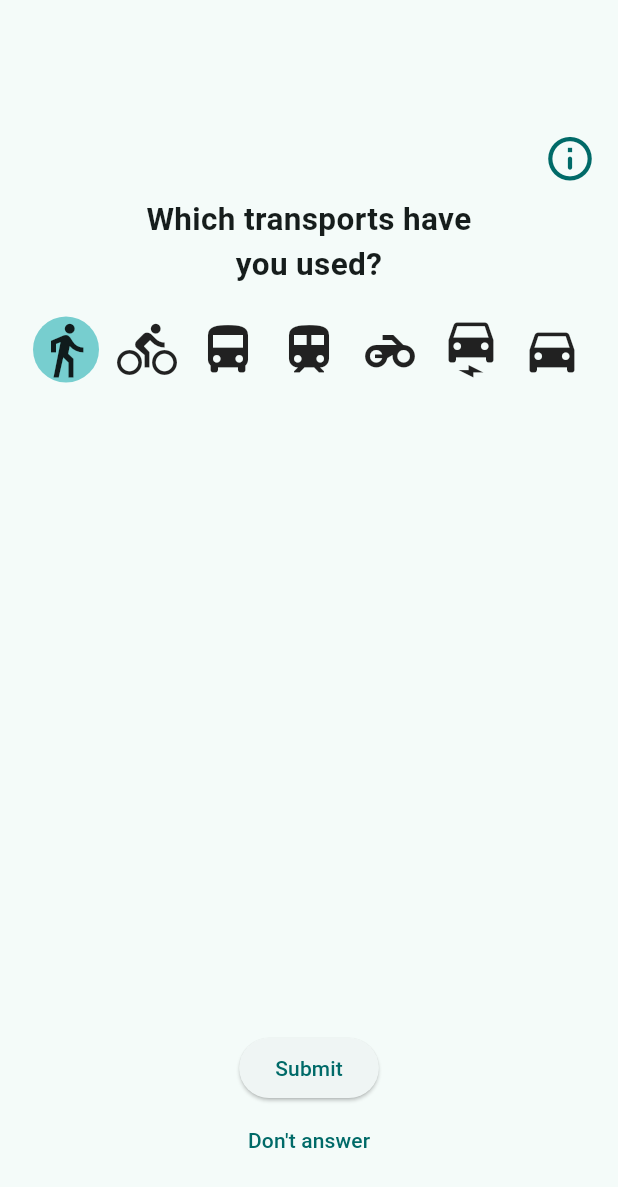
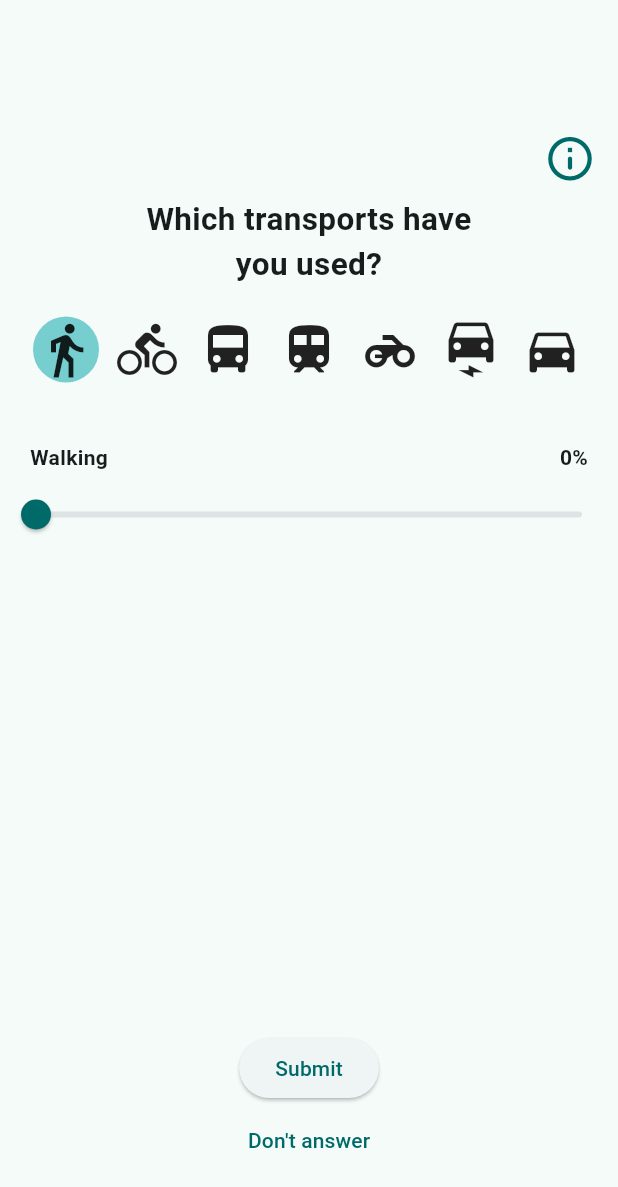
Before and after one commit to pes2324q2-gei-upc/Greeny, a Flutter app: the FormFinalPage screen opened directly with empty values, after a tap on the "directions walk" icon, on a phone screen of 412 x 824 dp. Shown: the top 1187 px of the screen. Run offline on Flutter 3.47's test engine with Material 3 defaults, Android fonts, the phone set to English and light mode, and no system bars; our stand-ins replace flutter_cache_manager, flutter_dotenv, flutter_rating_bar, flutter_secure_storage, flutter_translate, geolocator and 2 more; missing offline and left inert: fluster, model_viewer_plus; accounts and stored records are empty.

Commit message:
avanços

```diff
--- a/App/greeny/lib/City/form_final.dart
+++ b/App/greeny/lib/City/form_final.dart
@@ -1,5 +1,4 @@
 import 'package:flutter/material.dart';
-import 'package:flutter/services.dart';
 import 'package:flutter_translate/flutter_translate.dart';
 import 'package:greeny/API/requests.dart';
 import 'package:greeny/main_page.dart';
@@ -30,12 +29,19 @@ class _FormFinalPageState extends State<FormFinalPage> {
     'Car'
   ];
 
+  final List<double> sliderValues = List.generate(10, (_) => 0.0);
+  List<int> selectedIndices = [];
+
   @override
   Widget build(BuildContext context) {
     return Scaffold(
       body: Center(
         child: Container(
           padding: const EdgeInsets.fromLTRB(0, 40, 0, 40),
+          child: CustomScrollView(
+            slivers: [
+              SliverFillRemaining(
+                hasScrollBody: false,
                 child: Column(
                   mainAxisAlignment: MainAxisAlignment.spaceBetween,
                   children: [
@@ -49,7 +55,8 @@ class _FormFinalPageState extends State<FormFinalPage> {
                           children: [
                             TextButton(
                               onPressed: _showInformationDialog,
-                        child: const Icon(Icons.info_outline_rounded, size: 35),
+                              child: const Icon(Icons.info_outline_rounded,
+                                  size: 35),
                             ),
                           ],
                         ),
@@ -64,19 +71,22 @@ class _FormFinalPageState extends State<FormFinalPage> {
                             scrollDirection: Axis.horizontal,
                             child: Row(
                               mainAxisAlignment: MainAxisAlignment.center,
-                        children: List.generate(isSelected.length, (index) {
+                              children:
+                                  List.generate(isSelected.length, (index) {
                                 return GestureDetector(
                                   onTap: () => _toggleTransport(index),
                                   child: Container(
                                     padding: const EdgeInsets.all(1),
-                              margin:
-                                  const EdgeInsets.symmetric(horizontal: 5.0),
+                                    margin: const EdgeInsets.symmetric(
+                                        horizontal: 5.0),
                                     decoration: BoxDecoration(
                                       color: isSelected[index]
-                                    ? const Color.fromARGB(131, 1, 164, 167)
+                                          ? const Color.fromARGB(
+                                              131, 1, 164, 167)
                                           : null,
                                       borderRadius: BorderRadius.circular(30),
-                                border: Border.all(color: Colors.transparent),
+                                      border:
+                                          Border.all(color: Colors.transparent),
                                     ),
                                     child: Icon(
                                       _getTransportIcon(index),
@@ -86,6 +96,8 @@ class _FormFinalPageState extends State<FormFinalPage> {
                                 );
                               }),
                             )),
+                        const SizedBox(height: 40),
+                        ..._buildTransportSliders(),
                       ],
                     ),
                     Column(
@@ -99,6 +111,9 @@ class _FormFinalPageState extends State<FormFinalPage> {
                           child: Text(translate("Don't answer")),
                         ),
                       ],
+                    ),
+                  ],
+                ),
               ),
             ],
           ),
@@ -129,6 +144,10 @@ class _FormFinalPageState extends State<FormFinalPage> {
   void _toggleTransport(int index) {
     setState(() {
       isSelected[index] = !isSelected[index];
+      if (!isSelected[index]) {
+        sliderValues.removeAt(index);
+        sliderValues.add(0.0);
+      }
     });
   }
 
@@ -185,8 +204,64 @@ class _FormFinalPageState extends State<FormFinalPage> {
     );
   }
 
+  Widget _buildSlider(String mode, int valueIndex) {
+    return Stack(
+      children: [
+        Padding(
+          padding: const EdgeInsets.only(top: 24.0),
+          child: Slider(
+            value: sliderValues[valueIndex],
+            min: 0,
+            max: 100,
+            onChanged: (double value) {
+              setState(() {
+                sliderValues[valueIndex] = (value / 5).round() * 5.0;
+              });
+            },
+          ),
+        ),
+        Padding(
+          padding: const EdgeInsets.symmetric(horizontal: 20.0),
+          child: Row(
+            mainAxisAlignment: MainAxisAlignment.spaceBetween,
+            children: [
+              Text(
+                mode,
+                style: const TextStyle(fontWeight: FontWeight.bold),
+              ),
+              Text(
+                '${sliderValues[valueIndex].toInt()}%',
+                style: const TextStyle(fontWeight: FontWeight.bold),
+              ),
+            ],
+          ),
+        ),
+      ],
+    );
+  }
+
+  List<Widget> _buildTransportSliders() {
+    List<Widget> sliders = [];
+    int valueIndex = 0;
+    for (int i = 0; i < isSelected.length; i++) {
+      if (isSelected[i]) {
+        if (transportModes[i] == 'Train, Metro, Tram, FGC') {
+          // Special case: add four sliders
+          for (var mode in ['Train', 'Metro', 'Tram', 'FGC']) {
+            sliders.add(_buildSlider(mode, valueIndex));
+            valueIndex++;
+          }
+        } else {
+          // Normal case: add one slider
+          sliders.add(_buildSlider(transportModes[i], valueIndex));
+          valueIndex++;
+        }
+      }
+    }
+    return sliders;
+  }
+
   void _showExitDialog() {
-    print(widget.startedAt.toIso8601String());
     showDialog(
       context: context,
       builder: (context) => AlertDialog(
```
Also changed, not shown: App/greeny/lib/Statistics/routes.dart (added, +131 -0 lines), App/greeny/lib/Statistics/statistics.dart (+34 -10 lines), App/greeny/lib/Statistics/trips.dart (deleted, +0 -22 lines), 4 other files. Lines whose indentation alone changed are shown as unchanged.
